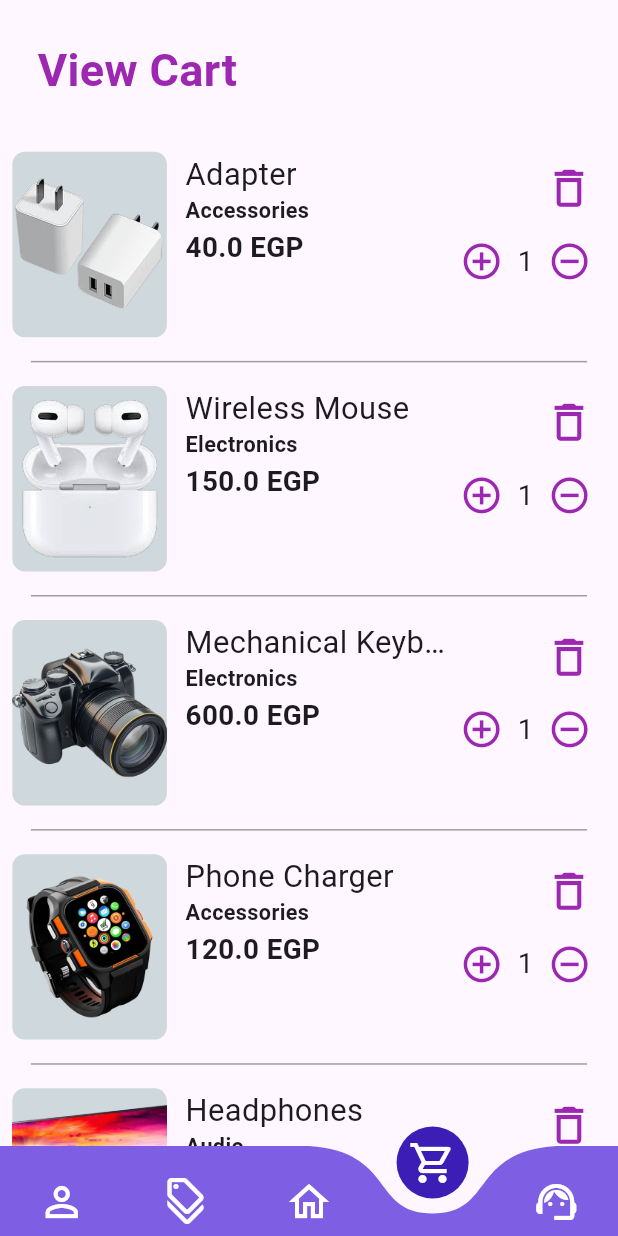
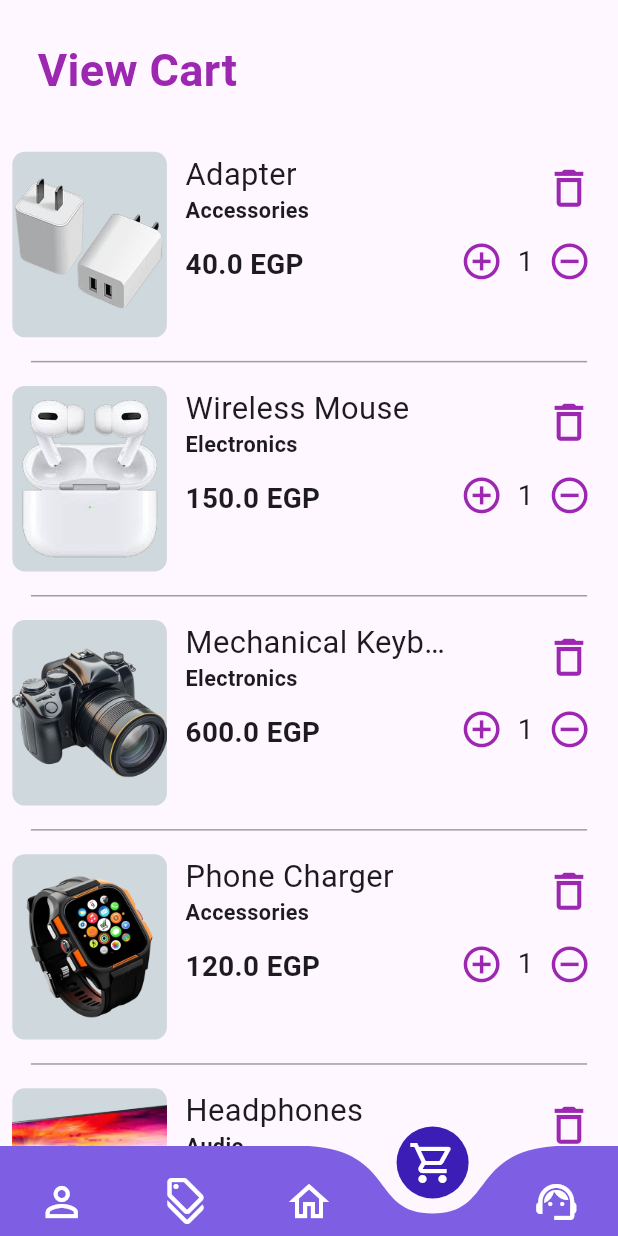
Before and after one commit to 00XAhmedX00/Electro-App, a Flutter app: the screen it shows after launch, item 4 of the bottom bar chosen, on a phone screen of 412 x 824 dp. Run offline on Flutter 3.47's test engine with Material 3 defaults, Android fonts, the light colour scheme and no system bars; drawn by our look-alikes of curved_navigation_bar; our stand-ins replace google_fonts, intl_phone_field; Roboto replaces fonts that are missing (Voces).

Commit message:
sligh changes in cart

```diff
--- a/lib/Widgets/product_cart.dart
+++ b/lib/Widgets/product_cart.dart
@@ -60,6 +60,7 @@ class ProductCart extends StatelessWidget {
                           fontWeight: FontWeight.bold,
                         ),
                       ),
+                      SizedBox(height: screenHeight * 0.0135,),
                       Text(
                         '${product['price'].toString()} EGP',
                         style: GoogleFonts.voces(
```
